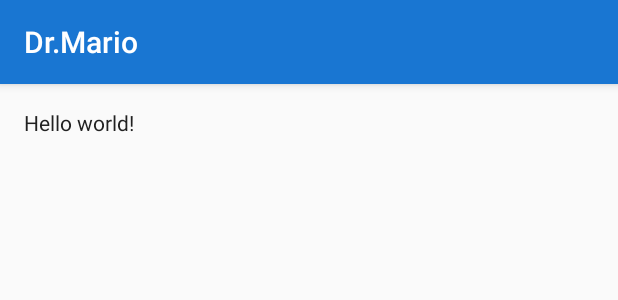
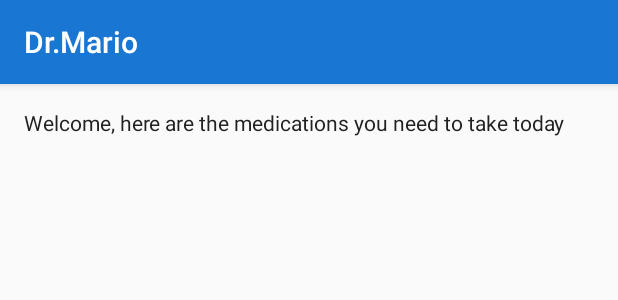
Before and after one commit to Faeriol/SEG3535, an Android app: the layout activity_home.xml on its own in the app's theme, with its tools: preview values and no code run, on a phone screen of 412 x 824 dp. Shown: the top 300 px of the screen. Run offline under Robolectric (Android 15) with nearby library versions, the light colour scheme and no system bars.

Commit message:
Added launcher Icon, Home text

```diff
--- a/PillManager/app/src/main/res/layout/activity_home.xml
+++ b/PillManager/app/src/main/res/layout/activity_home.xml
@@ -5,7 +5,7 @@
     android:paddingTop="@dimen/activity_vertical_margin"
     android:paddingBottom="@dimen/activity_vertical_margin" tools:context=".HomeActivity">
 
-    <TextView android:text="@string/hello_world" android:layout_width="wrap_content"
+    <TextView android:text="Welcome, here are the medications you need to take today" android:layout_width="wrap_content"
         android:layout_height="wrap_content" />
 
 </RelativeLayout>
--- a/PillManager/app/src/main/res/values-v21/styles.xml
+++ b/PillManager/app/src/main/res/values-v21/styles.xml
@@ -1,4 +1,5 @@
 <?xml version="1.0" encoding="utf-8"?>
+<!--BTW: https://www.materialpalette.com/blue/red -->
 <resources>
     <style name="AppTheme" parent="android:ThemeOverlay.Material.Light">
         <item name="android:colorPrimary">@color/primary</item>
```
Also changed, not shown: PillManager/app/src/main/ic_launcher-web.png (added), PillManager/app/src/main/res/mipmap-hdpi/ic_launcher.png, PillManager/app/src/main/res/mipmap-mdpi/ic_launcher.png, PillManager/app/src/main/res/mipmap-xhdpi/ic_launcher.png, PillManager/app/src/main/res/mipmap-xxhdpi/ic_launcher.png, PillManager/app/src/main/res/mipmap-xxxhdpi/ic_launcher.png (added), 9 other files.
